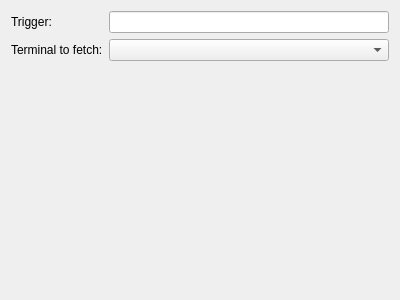
This is plugins/Commands/PronunciationTraining/pronunciationtrainingconfigurationdlg.ui in KDE/simon as Qt 5 draws it before an edit. The edited form follows.
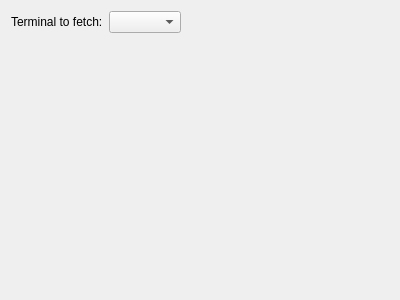
This is the edited form. Custom widgets are drawn as their Qt base class.

The edit to the form file:
```diff
--- a/plugins/Commands/PronunciationTraining/pronunciationtrainingconfigurationdlg.ui
+++ b/plugins/Commands/PronunciationTraining/pronunciationtrainingconfigurationdlg.ui
@@ -14,26 +14,19 @@
   </property>
   <layout class="QVBoxLayout" name="verticalLayout" >
    <item>
-    <layout class="QFormLayout" name="formLayout" >
-     <item row="0" column="0" >
-      <widget class="QLabel" name="label" >
-       <property name="text" >
-        <string>Trigger:</string>
-       </property>
-      </widget>
-     </item>
-     <item row="0" column="1" >
-      <widget class="KLineEdit" name="leTrigger" />
-     </item>
-     <item row="1" column="0" >
-      <widget class="QLabel" name="lbWordGroup" >
-       <property name="text" >
+    <layout class="QFormLayout" name="formLayout">
+     <property name="fieldGrowthPolicy">
+      <enum>QFormLayout::ExpandingFieldsGrow</enum>
+     </property>
+     <item row="0" column="0">
+      <widget class="QLabel" name="lbWordGroup">
+       <property name="text">
         <string>Terminal to fetch:</string>
        </property>
       </widget>
      </item>
-     <item row="1" column="1" >
-      <widget class="KComboBox" name="cbTerminal" />
+     <item row="0" column="1">
+      <widget class="KComboBox" name="cbTerminal"/>
      </item>
     </layout>
    </item>
@@ -54,11 +47,6 @@
  </widget>
  <customwidgets>
   <customwidget>
-   <class>KLineEdit</class>
-   <extends>QLineEdit</extends>
-   <header>klineedit.h</header>
-  </customwidget>
-   <customwidget>
    <class>KComboBox</class>
    <extends>QComboBox</extends>
    <header>kcombobox.h</header>
```
Left out of the diff: 19 changed lines with no effect on the pictures.
